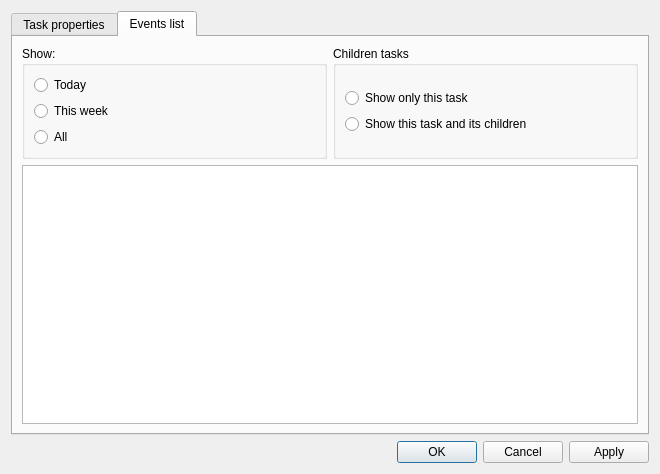
First picture: the form in src/taskpropertiesdialog.ui, repository pyridiss/kourglass, before the edit.
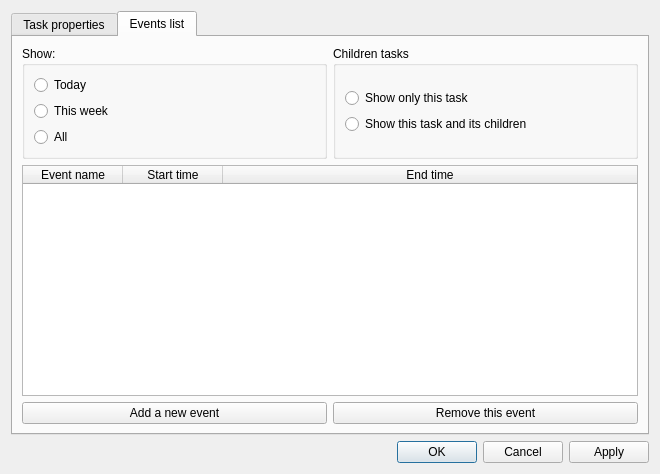
Second picture: the form after the edit. The open tabs and pages were chosen to show the change.

Commit message: TaskProperties now shows a list of all events of a task.

Patch:
```diff
--- a/src/taskpropertiesdialog.ui
+++ b/src/taskpropertiesdialog.ui
@@ -140,7 +140,44 @@
           </layout>
          </item>
          <item>
-          <widget class="QTableWidget" name="tableEvents"/>
+          <widget class="QTableWidget" name="tableEvents">
+           <attribute name="horizontalHeaderStretchLastSection">
+            <bool>true</bool>
+           </attribute>
+           <column>
+            <property name="text">
+             <string>Event name</string>
+            </property>
+           </column>
+           <column>
+            <property name="text">
+             <string>Start time</string>
+            </property>
+           </column>
+           <column>
+            <property name="text">
+             <string>End time</string>
+            </property>
+           </column>
+          </widget>
+         </item>
+         <item>
+          <layout class="QHBoxLayout" name="horizontalLayout_5">
+           <item>
+            <widget class="QPushButton" name="addEventButton">
+             <property name="text">
+              <string>Add a new event</string>
+             </property>
+            </widget>
+           </item>
+           <item>
+            <widget class="QPushButton" name="deleteEventButton">
+             <property name="text">
+              <string>Remove this event</string>
+             </property>
+            </widget>
+           </item>
+          </layout>
          </item>
         </layout>
        </item>
```
Left out of the diff: 2 changed lines with no effect on the pictures. The commit also changes 4 other files.
